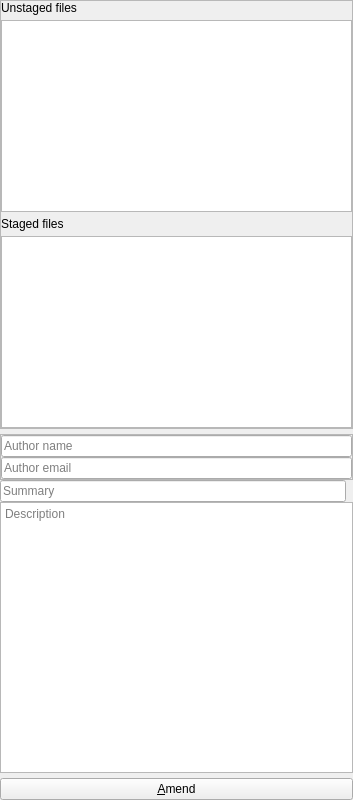
First picture: the form in src/commits/CommitChangesWidget.ui, repository francescmm/GitQlient, before the edit.
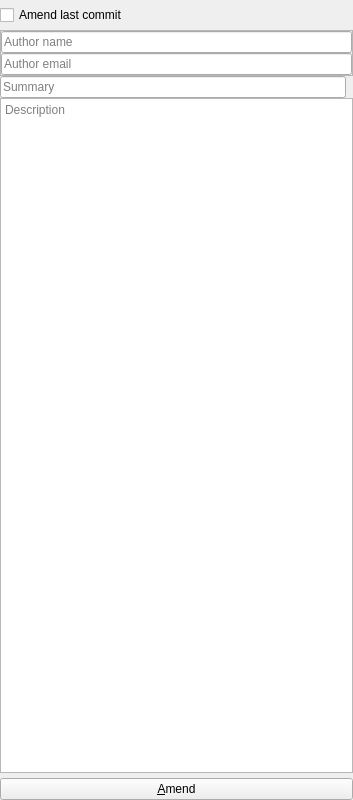
Second picture: the form after the edit. Icons and pictures are not drawn. Custom widgets are drawn as their Qt base class.

```diff
--- a/src/commits/CommitChangesWidget.ui
+++ b/src/commits/CommitChangesWidget.ui
@@ -34,137 +34,10 @@
     <number>0</number>
    </property>
    <item>
-    <widget class="QFrame" name="frame">
-     <property name="sizePolicy">
-      <sizepolicy hsizetype="Preferred" vsizetype="Expanding">
-       <horstretch>0</horstretch>
-       <verstretch>0</verstretch>
-      </sizepolicy>
-     </property>
-     <property name="frameShape">
-      <enum>QFrame::Shape::StyledPanel</enum>
-     </property>
-     <property name="frameShadow">
-      <enum>QFrame::Shadow::Raised</enum>
-     </property>
-     <layout class="QVBoxLayout" name="listsLayout">
-      <property name="spacing">
-       <number>5</number>
-      </property>
-      <property name="leftMargin">
-       <number>0</number>
-      </property>
-      <property name="topMargin">
-       <number>0</number>
-      </property>
-      <property name="rightMargin">
-       <number>0</number>
-      </property>
-      <property name="bottomMargin">
-       <number>0</number>
-      </property>
-      <item>
-       <widget class="ClickableFrame" name="unstagedFrame">
-        <layout class="QGridLayout" name="gridLayout_2">
-         <property name="leftMargin">
-          <number>0</number>
-         </property>
-         <property name="topMargin">
-          <number>0</number>
-         </property>
-         <property name="rightMargin">
-          <number>0</number>
-         </property>
-         <property name="bottomMargin">
-          <number>0</number>
-         </property>
-         <property name="horizontalSpacing">
-          <number>0</number>
-         </property>
-         <property name="verticalSpacing">
-          <number>5</number>
-         </property>
-         <item row="0" column="0">
-          <widget class="QLabel" name="label_3">
-           <property name="sizePolicy">
-            <sizepolicy hsizetype="Expanding" vsizetype="Preferred">
-             <horstretch>0</horstretch>
-             <verstretch>0</verstretch>
-            </sizepolicy>
-           </property>
-           <property name="text">
-            <string>Unstaged files</string>
-           </property>
-          </widget>
-         </item>
-         <item row="0" column="1">
-          <widget class="QLabel" name="lUnstagedArrow"/>
-         </item>
-         <item row="1" column="0" colspan="2">
-          <widget class="QListWidget" name="unstagedFilesList">
-           <property name="contextMenuPolicy">
-            <enum>Qt::ContextMenuPolicy::CustomContextMenu</enum>
-           </property>
-           <property name="horizontalScrollBarPolicy">
-            <enum>Qt::ScrollBarPolicy::ScrollBarAsNeeded</enum>
-           </property>
-          </widget>
-         </item>
-        </layout>
-       </widget>
-      </item>
-      <item>
-       <widget class="ClickableFrame" name="stagedFrame">
-        <layout class="QGridLayout" name="stagedLayout">
-         <property name="leftMargin">
-          <number>0</number>
-         </property>
-         <property name="topMargin">
-          <number>0</number>
-         </property>
-         <property name="rightMargin">
-          <number>0</number>
-         </property>
-         <property name="bottomMargin">
-          <number>0</number>
-         </property>
-         <property name="horizontalSpacing">
-          <number>0</number>
-         </property>
-         <property name="verticalSpacing">
-          <number>5</number>
-         </property>
-         <item row="3" column="1">
-          <widget class="QLabel" name="lStagedArrow"/>
-         </item>
-         <item row="4" column="0" colspan="2">
-          <widget class="QListWidget" name="stagedFilesList">
-           <property name="contextMenuPolicy">
-            <enum>Qt::ContextMenuPolicy::CustomContextMenu</enum>
-           </property>
-           <property name="horizontalScrollBarPolicy">
-            <enum>Qt::ScrollBarPolicy::ScrollBarAsNeeded</enum>
-           </property>
-          </widget>
-         </item>
-         <item row="3" column="0">
-          <widget class="QLabel" name="label">
-           <property name="sizePolicy">
-            <sizepolicy hsizetype="Expanding" vsizetype="Preferred">
-             <horstretch>0</horstretch>
-             <verstretch>0</verstretch>
-            </sizepolicy>
-           </property>
-           <property name="text">
-            <string>Staged files</string>
-           </property>
-          </widget>
-         </item>
-        </layout>
-       </widget>
-      </item>
-     </layout>
-    </widget>
+    <widget class="ClickableFrame" name="unstagedFrame"/>
+   </item>
+   <item>
+    <widget class="ClickableFrame" name="stagedFrame"/>
    </item>
    <item>
     <spacer name="verticalSpacer_2">
@@ -182,6 +55,29 @@
      </property>
     </spacer>
    </item>
+   <item>
+    <widget class="CheckBox" name="amendCheckBox">
+     <property name="text">
+      <string>Amend last commit</string>
+     </property>
+    </widget>
+   </item>
+   <item>
+    <spacer name="verticalSpacer">
+     <property name="orientation">
+      <enum>Qt::Orientation::Vertical</enum>
+     </property>
+     <property name="sizeType">
+      <enum>QSizePolicy::Policy::Fixed</enum>
+     </property>
+     <property name="sizeHint" stdset="0">
+      <size>
+       <width>20</width>
+       <height>5</height>
+      </size>
+     </property>
+    </spacer>
+   </item>
    <item>
     <widget class="QFrame" name="amendFrame">
      <property name="frameShape">
@@ -305,6 +201,11 @@
    <header>ClickableFrame.h</header>
    <container>1</container>
   </customwidget>
+  <customwidget>
+   <class>CheckBox</class>
+   <extends>QCheckBox</extends>
+   <header>CheckBox.h</header>
+  </customwidget>
  </customwidgets>
  <tabstops>
   <tabstop>teDescription</tabstop>
```
